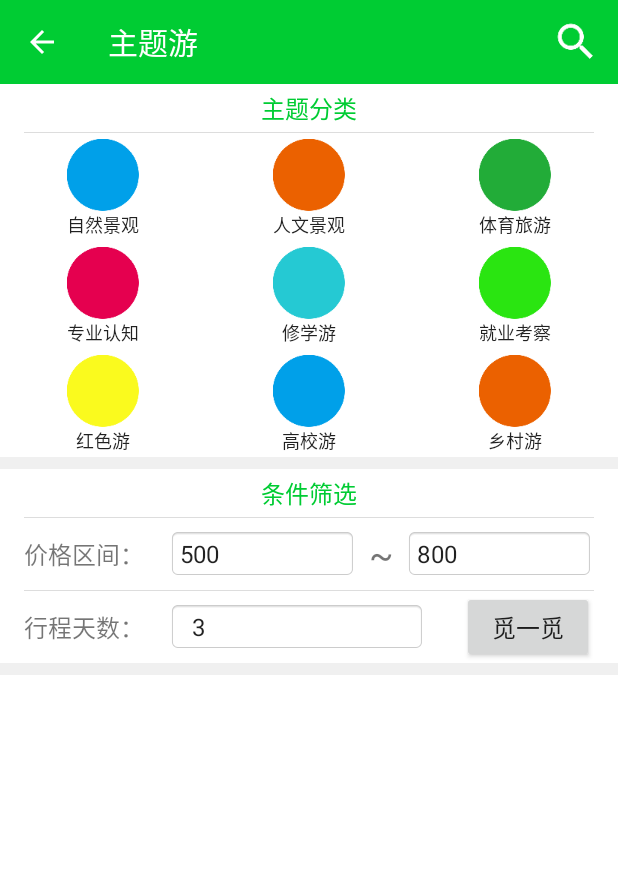
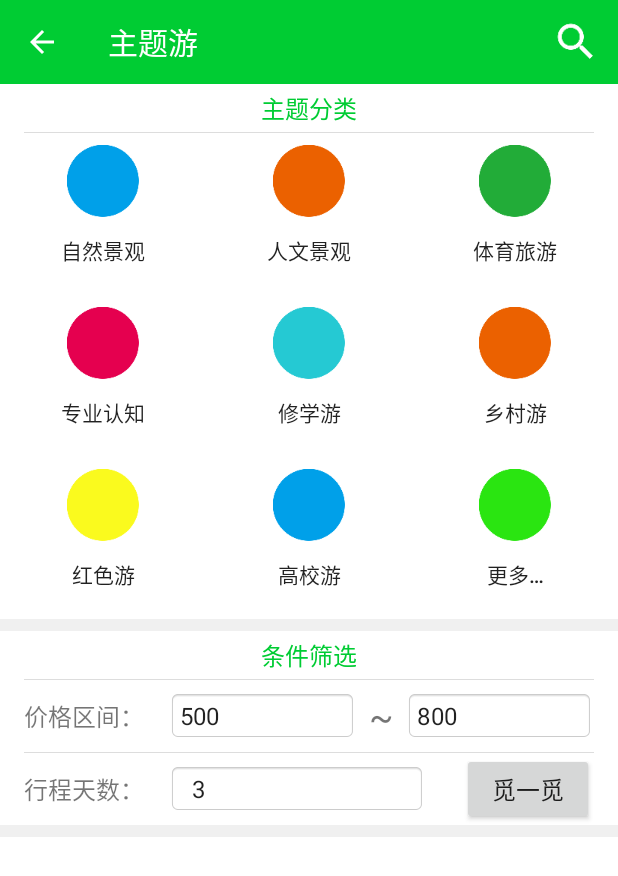
Before and after one commit to cody1996/Youme, an Android app: the ThemeTourActivity screen opened directly, with no data from a screen before it, on a phone screen of 412 x 824 dp. Shown: the top 876 px of the screen. Run offline under Robolectric (Android 15) with nearby library versions, the phone set to English and light mode, and no system bars.

Commit message:
界面调整

```diff
--- a/app/src/main/res/layout/activity_theme_tour.xml
+++ b/app/src/main/res/layout/activity_theme_tour.xml
@@ -38,7 +38,7 @@
 
             <android.support.v7.widget.GridLayout
                 android:layout_width="match_parent"
-                android:layout_height="216dp"
+                android:layout_height="324dp"
                 app:columnCount="3"
                 app:rowCount="3">
 
@@ -49,9 +49,9 @@
                     app:layout_column="0"
                     android:background="?attr/selectableItemBackground"
                     android:text="自然景观"
-                    android:textSize="12sp"
+                    android:textSize="14sp"
                     android:drawableTop="@drawable/gateway_default_1"
-                    android:padding="4dp"
+                    android:padding="8dp"
                     app:layout_columnSpan="1"
                     app:layout_rowSpan="1"
                     app:layout_columnWeight="1"
@@ -64,9 +64,9 @@
                     app:layout_column="1"
                     android:background="?attr/selectableItemBackground"
                     android:text="人文景观"
-                    android:textSize="12sp"
+                    android:textSize="14sp"
                     android:drawableTop="@drawable/gateway_default_2"
-                    android:padding="4dp"
+                    android:padding="8dp"
                     app:layout_columnSpan="1"
                     app:layout_rowSpan="1"
                     app:layout_columnWeight="1"
@@ -79,9 +79,9 @@
                     app:layout_column="2"
                     android:background="?attr/selectableItemBackground"
                     android:text="体育旅游"
-                    android:textSize="12sp"
+                    android:textSize="14sp"
                     android:drawableTop="@drawable/gateway_default_3"
-                    android:padding="4dp"
+                    android:padding="8dp"
                     app:layout_columnSpan="1"
                     app:layout_rowSpan="1"
                     app:layout_columnWeight="1"
@@ -94,9 +94,9 @@
                     app:layout_column="0"
                     android:background="?attr/selectableItemBackground"
                     android:text="专业认知"
-                    android:textSize="12sp"
+                    android:textSize="14sp"
                     android:drawableTop="@drawable/gateway_default_4"
-                    android:padding="4dp"
+                    android:padding="8dp"
                     app:layout_columnSpan="1"
                     app:layout_rowSpan="1"
                     app:layout_columnWeight="1"
@@ -109,9 +109,9 @@
                     app:layout_column="1"
                     android:background="?attr/selectableItemBackground"
                     android:text="修学游"
-                    android:textSize="12sp"
+                    android:textSize="14sp"
                     android:drawableTop="@drawable/gateway_default_5"
-                    android:padding="4dp"
+                    android:padding="8dp"
                     app:layout_columnSpan="1"
                     app:layout_rowSpan="1"
                     app:layout_columnWeight="1"
@@ -120,13 +120,13 @@
                 <Button
                     android:layout_width="0dp"
                     android:layout_height="0dp"
-                    app:layout_row="1"
+                    app:layout_row="2"
                     app:layout_column="2"
                     android:background="?attr/selectableItemBackground"
-                    android:text="就业考察"
-                    android:textSize="12sp"
+                    android:text="更多…"
+                    android:textSize="14sp"
                     android:drawableTop="@drawable/gateway_default_6"
-                    android:padding="4dp"
+                    android:padding="8dp"
                     app:layout_columnSpan="1"
                     app:layout_rowSpan="1"
                     app:layout_columnWeight="1"
@@ -139,9 +139,9 @@
                     app:layout_column="0"
                     android:background="?attr/selectableItemBackground"
                     android:text="红色游"
-                    android:textSize="12sp"
+                    android:textSize="14sp"
                     android:drawableTop="@drawable/gateway_default_7"
-                    android:padding="4dp"
+                    android:padding="8dp"
                     app:layout_columnSpan="1"
                     app:layout_rowSpan="1"
                     app:layout_columnWeight="1"
@@ -154,9 +154,9 @@
                     app:layout_column="1"
                     android:background="?attr/selectableItemBackground"
                     android:text="高校游"
-                    android:textSize="12sp"
+                    android:textSize="14sp"
                     android:drawableTop="@drawable/gateway_default_1"
-                    android:padding="4dp"
+                    android:padding="8dp"
                     app:layout_columnSpan="1"
                     app:layout_rowSpan="1"
                     app:layout_columnWeight="1"
@@ -165,13 +165,13 @@
                 <Button
                     android:layout_width="0dp"
                     android:layout_height="0dp"
-                    app:layout_row="2"
+                    app:layout_row="1"
                     app:layout_column="2"
                     android:background="?attr/selectableItemBackground"
                     android:text="乡村游"
-                    android:textSize="12sp"
+                    android:textSize="14sp"
                     android:drawableTop="@drawable/gateway_default_2"
-                    android:padding="4dp"
+                    android:padding="8dp"
                     app:layout_columnSpan="1"
                     app:layout_rowSpan="1"
                     app:layout_columnWeight="1"
--- a/app/src/main/res/layout/nav_main.xml
+++ b/app/src/main/res/layout/nav_main.xml
@@ -67,6 +67,7 @@
         android:text="@string/nav_user"
         android:textColor="@color/color_text_selectable"
         android:textSize="@dimen/text_size_nav"
+        android:textAllCaps="false"
         android:background="@android:color/transparent"
         android:gravity="center"
         android:padding="2dp" />
--- a/app/src/main/res/values/strings.xml
+++ b/app/src/main/res/values/strings.xml
@@ -1,9 +1,9 @@
 <resources>
     <string name="app_name">有觅</string>
     <string name="position_fix">定位</string>
-    <string name="nav_user">我的</string>
-    <string name="nav_share">分享</string>
-    <string name="nav_msg">消息</string>
+    <string name="nav_user">Me</string>
+    <string name="nav_share">觅享</string>
+    <string name="nav_msg">觅聊</string>
     <string name="nav_goods">觅物</string>
     <string name="nav_tour">觅游</string>
 
--- a/build.gradle
+++ b/build.gradle
@@ -5,7 +5,7 @@ buildscript {
         jcenter()
     }
     dependencies {
-        classpath 'com.android.tools.build:gradle:2.1.0-alpha4'
+        classpath 'com.android.tools.build:gradle:2.1.0-alpha5'
 
         // NOTE: Do not place your application dependencies here; they belong
         // in the individual module build.gradle files
```
Also changed, not shown: app/src/main/assets/json/tour_main.json (+4 -25 lines), app/src/main/assets/image/tour_main_banner_cover_01.png, app/src/main/assets/image/tour_main_banner_cover_02.png, app/src/main/assets/image/tour_main_banner_cover_03.png, app/src/main/assets/image/tour_main_banner_cover_04.png, app/src/main/assets/image/tour_main_banner_cover_06.png, app/src/main/assets/image/tour_main_cover_01.png (added).
